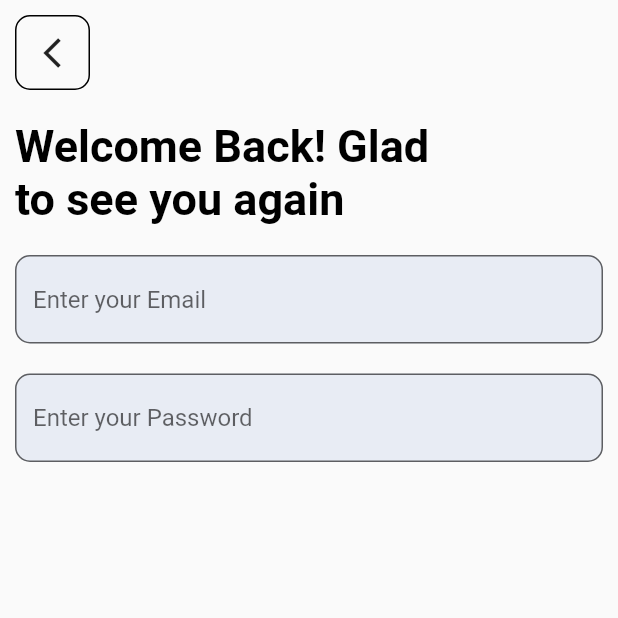
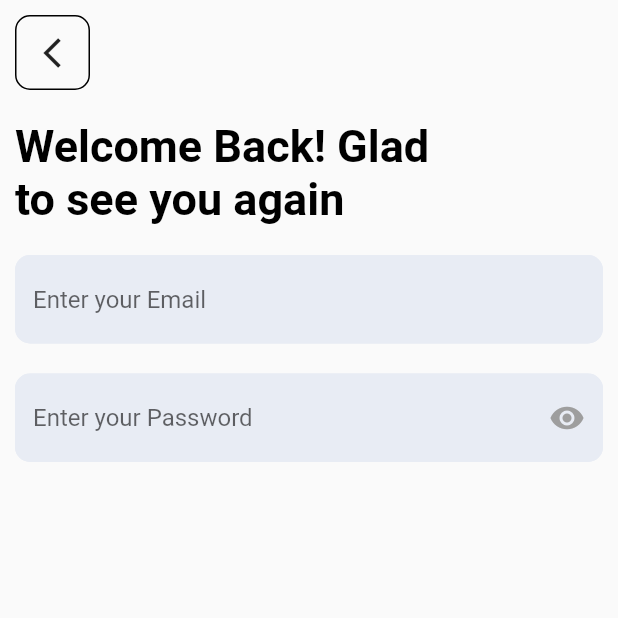
Before and after one commit to garaadamiin/firebaseapp, a Flutter app: the screen it shows after launch, after a tap on "Login", on a phone screen of 412 x 824 dp, the top half of it. Run offline on Flutter 3.47's test engine with Material 2 defaults, Android fonts, the phone set to English and light mode, and no system bars.

Commit message:
modified Text Field customize

```diff
--- a/lib/widgets/customized_textfield.dart
+++ b/lib/widgets/customized_textfield.dart
@@ -15,10 +15,30 @@ class CustomizedTextfield extends StatelessWidget {
     return Padding(
       padding: const EdgeInsets.all(10.0),
       child: TextField(
+        keyboardType: isPassword!
+            ? TextInputType.visiblePassword
+            : TextInputType.emailAddress,
+        enableSuggestions: isPassword! ? false : true,
+        autocorrect: isPassword! ? false : true,
         obscureText: isPassword ?? true,
         controller: myController,
         decoration: InputDecoration(
-          fillColor: Color(0xffE8ECF4),
+          suffixIcon: isPassword!
+              ? IconButton(
+                  icon: const Icon(
+                    Icons.remove_red_eye,
+                    color: Colors.grey,
+                  ),
+                  onPressed: () {},
+                )
+              : null,
+          enabledBorder: OutlineInputBorder(
+              borderSide: const BorderSide(color: Color(0xffE8ECF4), width: 1),
+              borderRadius: BorderRadius.circular(10)),
+          focusedBorder: OutlineInputBorder(
+              borderSide: const BorderSide(color: Color(0xffE8ECF4), width: 1),
+              borderRadius: BorderRadius.circular(10)),
+          fillColor: const Color(0xffE8ECF4),
           filled: true,
           hintText: hintText,
           border: OutlineInputBorder(borderRadius: BorderRadius.circular(10)),
```
